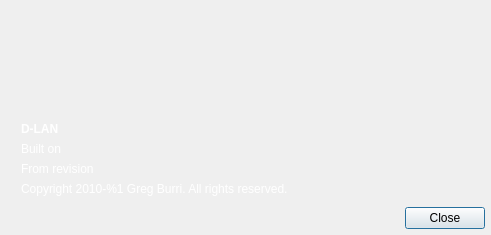
Ummon/D-LAN, file application/GUI/DialogAbout.ui: the form before one commit.
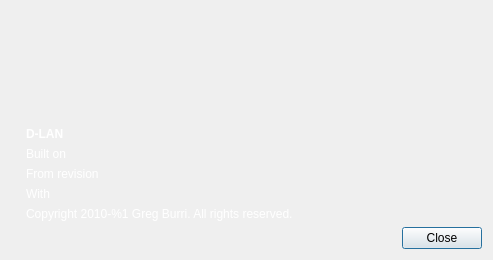
The form after the commit. Icons and pictures are not drawn.

```diff
--- a/application/GUI/DialogAbout.ui
+++ b/application/GUI/DialogAbout.ui
@@ -9,8 +9,8 @@
    <rect>
     <x>0</x>
     <y>0</y>
-    <width>491</width>
-    <height>235</height>
+    <width>493</width>
+    <height>260</height>
    </rect>
   </property>
   <property name="palette">
@@ -60,20 +60,6 @@
    <bool>true</bool>
   </property>
   <layout class="QVBoxLayout" name="verticalLayout">
-   <property name="spacing">
-    <number>0</number>
-   </property>
-   <property name="margin">
-    <number>0</number>
-   </property>
-   <item>
-    <layout class="QVBoxLayout" name="layTexts">
-     <property name="spacing">
-      <number>6</number>
-     </property>
-     <property name="margin">
-      <number>6</number>
-     </property>
      <item>
       <widget class="QLabel" name="lblLogo">
        <property name="minimumSize">
@@ -124,12 +110,38 @@
      </item>
      <item>
       <widget class="QLabel" name="lblFromRevision">
+     <property name="styleSheet">
+      <string notr="true">a { 
+	color: rgb(255, 70, 73);
+}
+
+* {
+	color: white;
+}
+</string>
+     </property>
        <property name="text">
         <string>From revision</string>
        </property>
        <property name="indent">
         <number>15</number>
        </property>
+     <property name="openExternalLinks">
+      <bool>true</bool>
+     </property>
+    </widget>
+   </item>
+   <item>
+    <widget class="QLabel" name="lblCompiler">
+     <property name="text">
+      <string>With</string>
+     </property>
+     <property name="indent">
+      <number>15</number>
+     </property>
+     <property name="openExternalLinks">
+      <bool>false</bool>
+     </property>
       </widget>
      </item>
      <item>
@@ -150,7 +162,7 @@
        <property name="sizeHint" stdset="0">
         <size>
          <width>20</width>
-         <height>40</height>
+       <height>0</height>
         </size>
        </property>
       </spacer>
@@ -191,8 +203,6 @@
           <bool>true</bool>
          </property>
         </widget>
-       </item>
-      </layout>
      </item>
     </layout>
    </item>
```
Lines whose indentation alone changed are shown as unchanged.
